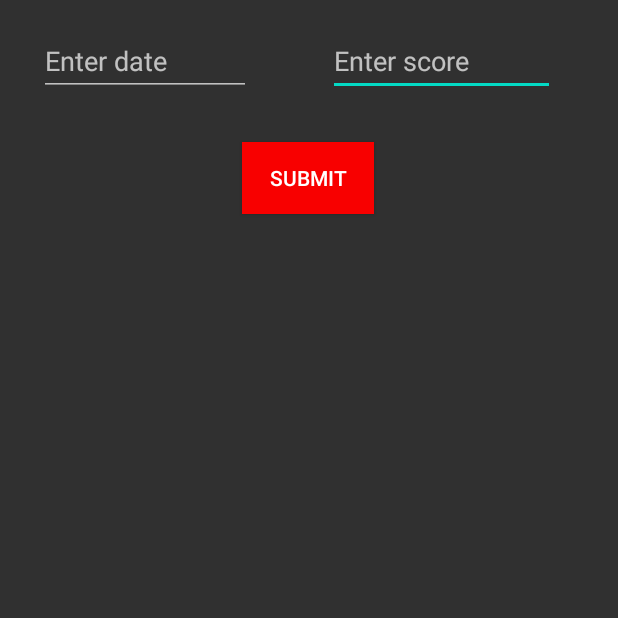
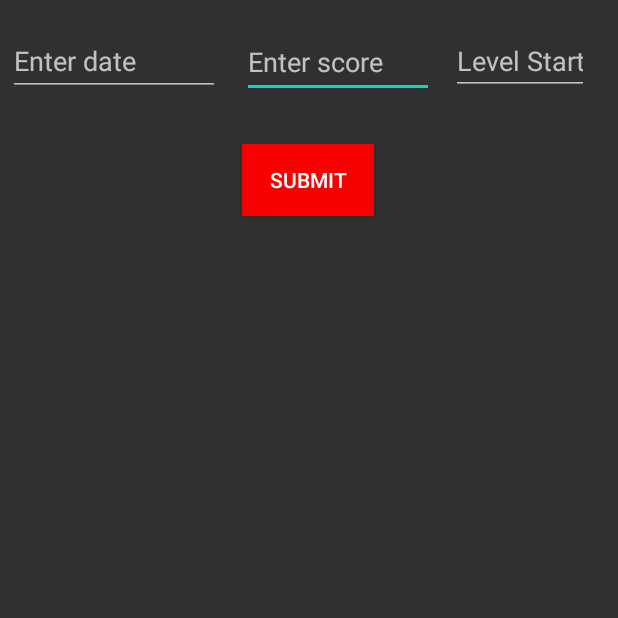
Before and after one commit to peters-ben/Tetris-Records, an Android app: the addViewActivity screen opened directly, with no data from a screen before it, on a phone screen of 412 x 824 dp, the top half of it. Run offline under Robolectric (Android 15) with nearby library versions, the light colour scheme and no system bars; 1 statement that could not run was skipped.

Commit message:
Starting level can now be entered, fixed bug where not entering a score or level would crash app

```diff
--- a/app/src/main/java/com/example/tetrisrecords/addViewActivity.java
+++ b/app/src/main/java/com/example/tetrisrecords/addViewActivity.java
@@ -7,9 +7,11 @@ import android.os.Bundle;
 import android.view.Gravity;
 import android.view.View;
 import android.view.WindowManager;
+import android.widget.ArrayAdapter;
 import android.widget.Button;
 import android.widget.EditText;
 import android.widget.LinearLayout;
+import android.widget.Spinner;
 import android.widget.TextView;
 
 import java.util.ArrayList;
@@ -28,23 +30,33 @@ public class addViewActivity extends AppCompatActivity {
         final ArrayList<TextView> scoreDisplays = new ArrayList<>();
         final EditText scoreEntry = findViewById(R.id.scoreEntry);
         final EditText dateEntry = findViewById(R.id.dateEntry);
+        final EditText levelEntry = findViewById(R.id.levelEntry);
         submitBtn.setOnClickListener(new View.OnClickListener() {
             @Override
             public void onClick(View v) {
                 GameStat newGame = new GameStat();
+                if(!scoreEntry.getText().toString().equals("")) {
                     newGame.setScore(Integer.parseInt(scoreEntry.getText().toString()));
                     newGame.setDate(dateEntry.getText().toString());
+                    if(levelEntry.getText().toString().equals(""))
+                        newGame.setLevel(0);
+                    else
+                        newGame.setLevel(Integer.parseInt(levelEntry.getText().toString()));
                     games.add(newGame);
                     scoreEntry.setText("");
+                    levelEntry.setText("");
                     dateEntry.setText("");
                     final TextView newTextView = new TextView(getApplicationContext());
                     newTextView.setText(String.format(getResources().getString(R.string.display),
-                        games.get(games.size() - 1).getDate(), games.get(games.size() - 1).getScore()));
+                            games.get(games.size() - 1).getDate(), games.get(games.size() - 1).getScore(),
+                            games.get(games.size() - 1).getLevel()));
                     newTextView.setTextColor(Color.WHITE);
                     newTextView.setTextSize(40);
                     newTextView.setGravity(Gravity.CENTER);
                     linearLayout.addView(newTextView);
                     scoreDisplays.add(newTextView);
+
+                }
             }
         });
     }
--- a/app/src/main/res/layout/activity_add_view.xml
+++ b/app/src/main/res/layout/activity_add_view.xml
@@ -8,15 +8,15 @@
 
     <EditText
         android:id="@+id/scoreEntry"
-        android:layout_width="151dp"
-        android:layout_height="46dp"
+        android:layout_width="128dp"
+        android:layout_height="47dp"
         android:ems="10"
         android:hint="@string/score_entry"
         android:importantForAutofill="no"
         android:inputType="number"
         app:layout_constraintBottom_toBottomOf="parent"
         app:layout_constraintEnd_toEndOf="parent"
-        app:layout_constraintHorizontal_bias="0.838"
+        app:layout_constraintHorizontal_bias="0.568"
         app:layout_constraintStart_toStartOf="parent"
         app:layout_constraintTop_toTopOf="parent"
         app:layout_constraintVertical_bias="0.023" />
@@ -58,14 +58,29 @@
         android:layout_width="141dp"
         android:layout_height="46dp"
         android:ems="10"
+        android:hint="@string/date_entry"
         android:importantForAutofill="no"
         android:inputType="date"
-        android:hint="@string/date_entry"
         app:layout_constraintBottom_toBottomOf="parent"
         app:layout_constraintEnd_toStartOf="@+id/scoreEntry"
-        app:layout_constraintHorizontal_bias="0.34"
+        app:layout_constraintHorizontal_bias="0.25"
         app:layout_constraintStart_toStartOf="parent"
         app:layout_constraintTop_toTopOf="parent"
         app:layout_constraintVertical_bias="0.023" />
 
+    <EditText
+        android:id="@+id/levelEntry"
+        android:layout_width="92dp"
+        android:layout_height="45dp"
+        android:ems="10"
+        android:hint="@string/level"
+        android:importantForAutofill="no"
+        android:inputType="number"
+        app:layout_constraintBottom_toBottomOf="parent"
+        app:layout_constraintEnd_toEndOf="parent"
+        app:layout_constraintHorizontal_bias="0.377"
+        app:layout_constraintStart_toEndOf="@+id/scoreEntry"
+        app:layout_constraintTop_toTopOf="parent"
+        app:layout_constraintVertical_bias="0.023" />
+
 </androidx.constraintlayout.widget.ConstraintLayout>
--- a/app/src/main/res/values/strings.xml
+++ b/app/src/main/res/values/strings.xml
@@ -6,5 +6,6 @@
     <string name="submit_score_btn">Submit</string>
     <string name="date_entry">Enter date</string>
     <string name="logodescription">Logo for the app menu</string>
-    <string name="display">%s %d</string>
+    <string name="display">%s %d %d</string>
+    <string name="level">Level Start</string>
 </resources>
```
Lines whose indentation alone changed are shown as unchanged.
